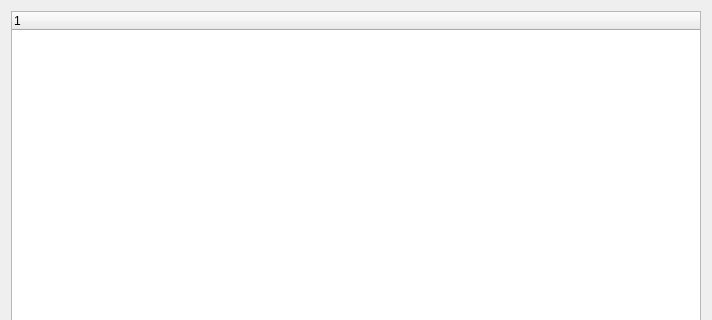
Before: the Qt Designer form src/corelibs/U2Gui/src/util/ui/ProjectTreeItemSelectorDialogBase.ui in violethaze74/ugene, drawn with Qt 5; both pictures show x 0 to 712 and y 0 to 320 of the 712 by 461 pixel window.
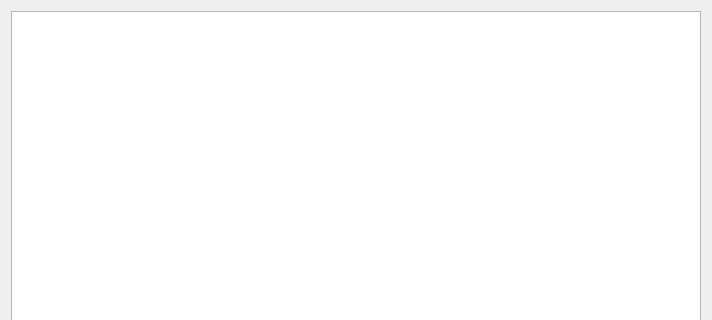
After: the same form once the commit is applied.

```diff
--- a/src/corelibs/U2Gui/src/util/ui/ProjectTreeItemSelectorDialogBase.ui
+++ b/src/corelibs/U2Gui/src/util/ui/ProjectTreeItemSelectorDialogBase.ui
@@ -15,12 +15,10 @@
   </property>
   <layout class="QVBoxLayout" name="verticalLayout">
    <item>
-    <widget class="QTreeWidget" name="treeWidget">
-     <column>
-      <property name="text">
-       <string>1</string>
-      </property>
-     </column>
+    <widget class="QTreeView" name="treeView">
+     <attribute name="headerVisible">
+      <bool>false</bool>
+     </attribute>
     </widget>
    </item>
    <item>
```
Left out of the diff: 2 changed lines with no effect on the pictures.
